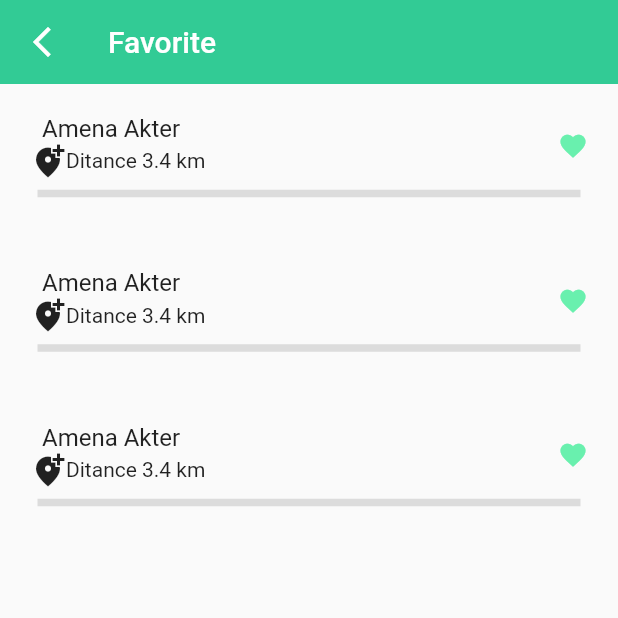
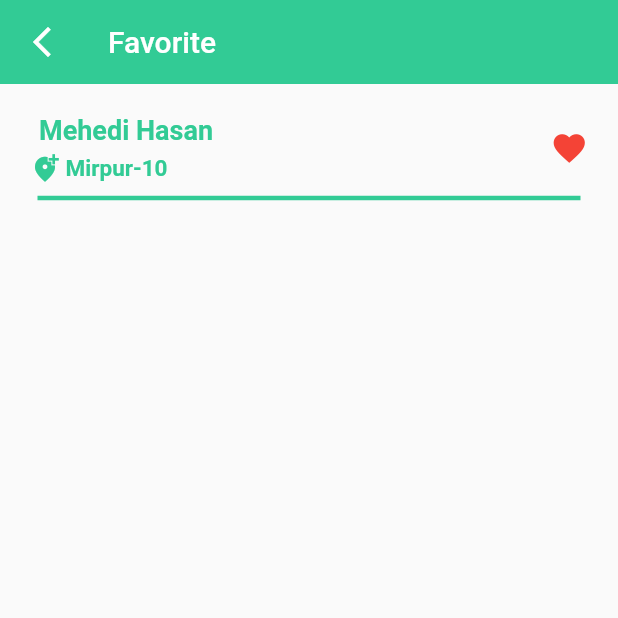
Before and after one commit to Shafaqulhamim/mobile_cleaning_service, a Flutter app: the Favorite screen opened directly, on a phone screen of 412 x 824 dp, the top half of it. Run offline on Flutter 3.47's test engine with Material 2 defaults, Android fonts, the phone set to English and light mode, and no system bars; our stand-ins replace bloc, cloud_firestore, dartz, date_time_picker, firebase_auth, firebase_core and 7 more; accounts and stored records are empty.

Commit message:
design changed

```diff
--- a/lib/view/pages/favorite.dart
+++ b/lib/view/pages/favorite.dart
@@ -12,7 +12,7 @@ class _FavoriteState extends State<Favorite> {
 
   @override
   void initState() {
-    for (int i = 0; i <= 2; i++) {
+    for (int i = 0; i <= 0; i++) {
       list.add(i);
     }
     // TODO: implement initState
@@ -48,33 +48,40 @@ class _FavoriteState extends State<Favorite> {
                         //   height: 50,
                         // ),
                         Padding(
-                          padding: const EdgeInsets.only(left: 8),
+
+                          padding: const EdgeInsets.only(left: 6),
                           child: Text(
-                            "Amena Akter",
-                            style: TextStyle(fontSize: 16),
+                            "Mehedi Hasan",
+                            style: TextStyle(fontSize: 18, color:Color(0xff32cb95), fontWeight: FontWeight.bold),
                           ),
+                        ),
+                        SizedBox(
+                        height: 5,
                         ),
                         Row(
                           children: [
-                            Icon(Icons.add_location_alt),
-                            Text('Ditance 3.4 km')
+                            Icon(Icons.add_location_alt, size: 20, color:Color(0xff32cb95)),
+
+                            Text(' Mirpur-10',
+                            style: TextStyle(fontSize: 15, color:Color(0xff32cb95), fontWeight: FontWeight.bold),
+                            )
                           ],
                         ),
                       ],
                     ),
                     Icon(
                       Icons.favorite,
-                      size: 20,
-                      color: Colors.greenAccent,
+                      size: 25,
+                      color: Colors.red,
                     )
                   ],
                 ),
                 Divider(
                   height: 20,
-                  thickness: 5,
+                  thickness: 3,
                   indent: 5,
                   endIndent: 5,
-                  //color: Colors.yellow,
+                  color: Color(0xff32cb95),
                 ),
               ],
             ),
```
